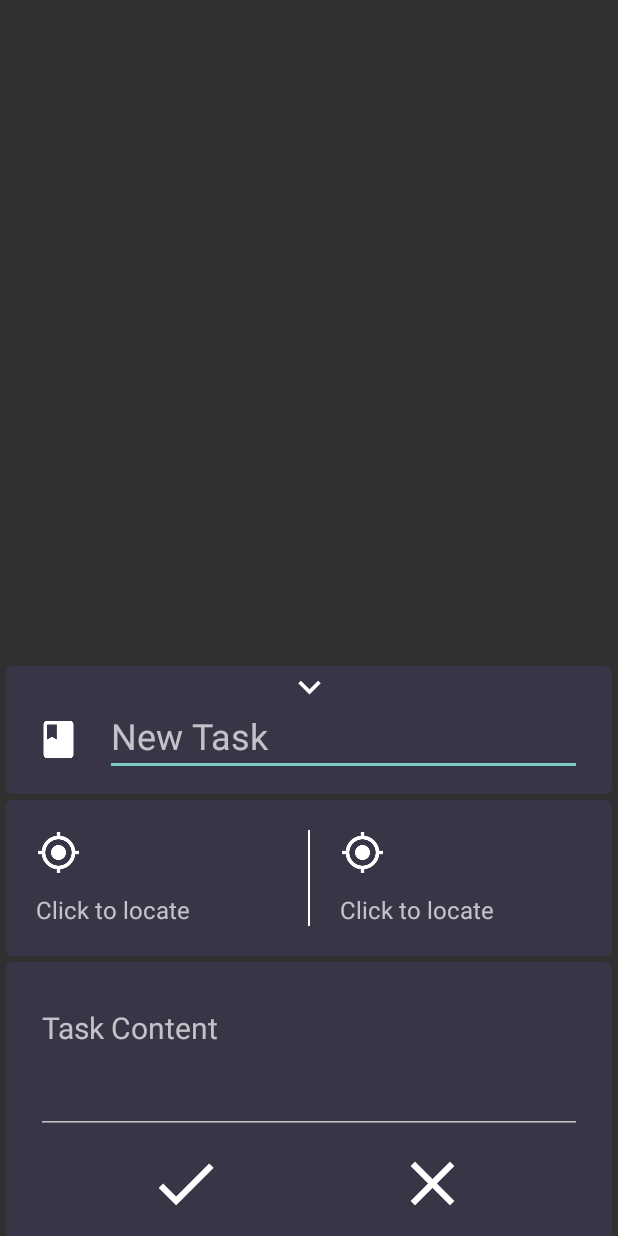
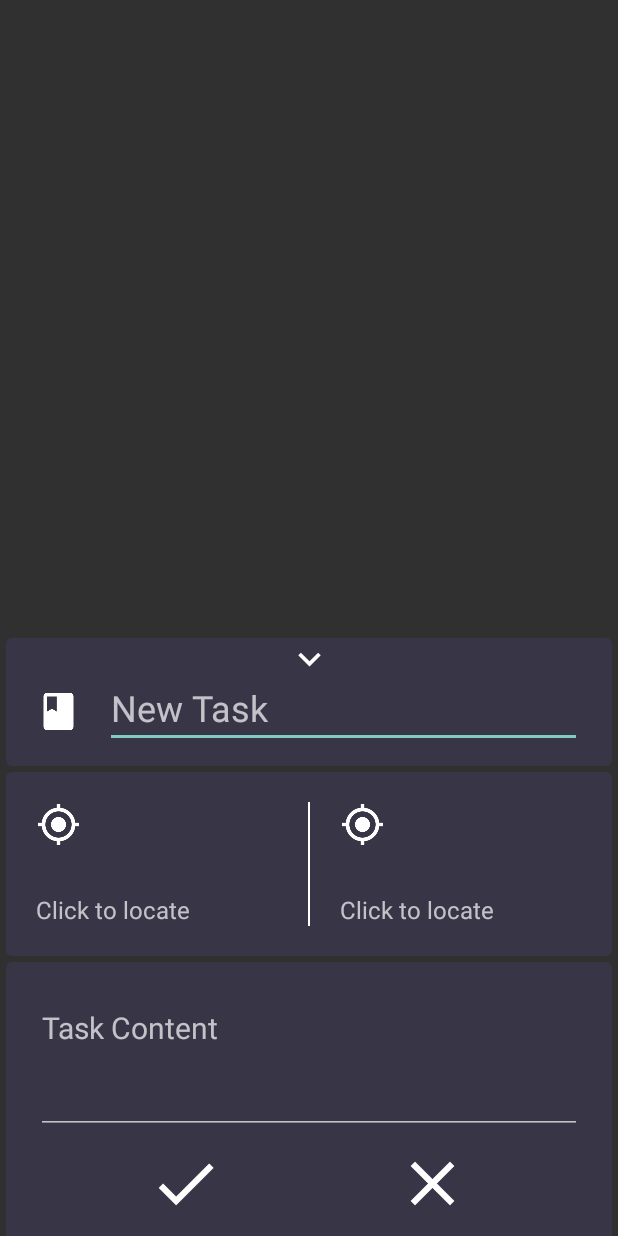
Before and after one commit to KingsleyChung/Android_Final_Project, an Android app: the layout slide_up_drawer.xml on its own in the app's theme, with its tools: preview values and no code run, on a phone screen of 412 x 824 dp. Run offline under Robolectric (Android 15) with nearby library versions, the phone set to English and light mode, and no system bars.

Commit message:
xml sync

```diff
--- a/client/app/src/main/res/layout/slide_up_drawer.xml
+++ b/client/app/src/main/res/layout/slide_up_drawer.xml
@@ -96,11 +96,16 @@
                 android:id="@+id/drawer_start_location_text"
                 android:text="@string/click_to_locate"
                 android:textSize="16sp"
+                android:gravity="bottom"
+                android:lines="2"
+                android:ellipsize="end"
                 app:layout_constraintTop_toBottomOf="@id/drawer_start_location_icon"
                 app:layout_constraintBottom_toBottomOf="parent"
                 app:layout_constraintLeft_toLeftOf="@id/drawer_start_location_icon"
+                app:layout_constraintRight_toLeftOf="@id/drawr_location_divider"
                 android:layout_marginBottom="20dp"
-                android:layout_marginTop="12dp"/>
+                android:layout_marginTop="12dp"
+                android:layout_marginRight="20dp"/>
 
             <ImageView
                 android:layout_width="30dp"
@@ -118,11 +123,16 @@
                 android:id="@+id/drawer_end_location_text"
                 android:text="@string/click_to_locate"
                 android:textSize="16sp"
+                android:gravity="bottom"
+                android:lines="2"
+                android:ellipsize="end"
                 app:layout_constraintTop_toBottomOf="@id/drawer_end_location_icon"
                 app:layout_constraintBottom_toBottomOf="parent"
                 app:layout_constraintLeft_toLeftOf="@id/drawer_end_location_icon"
+                app:layout_constraintRight_toRightOf="parent"
                 android:layout_marginBottom="20dp"
-                android:layout_marginTop="12dp"/>
+                android:layout_marginTop="12dp"
+                android:layout_marginRight="20dp"/>
 
         </android.support.constraint.ConstraintLayout>
 
--- a/client/app/src/main/res/values/strings.xml
+++ b/client/app/src/main/res/values/strings.xml
@@ -32,4 +32,6 @@
     <string name="quit">QUIT</string>
     <string name="help">HELP</string>
     <string name="invalidicon">Icon is invalid, please upload again.</string>
+    <string name="starting_point">Starting point</string>
+    <string name="destination">Destination</string>
 </resources>
```
Also changed, not shown: client/app/src/main/res/layout/map.xml (+46 -0 lines).
